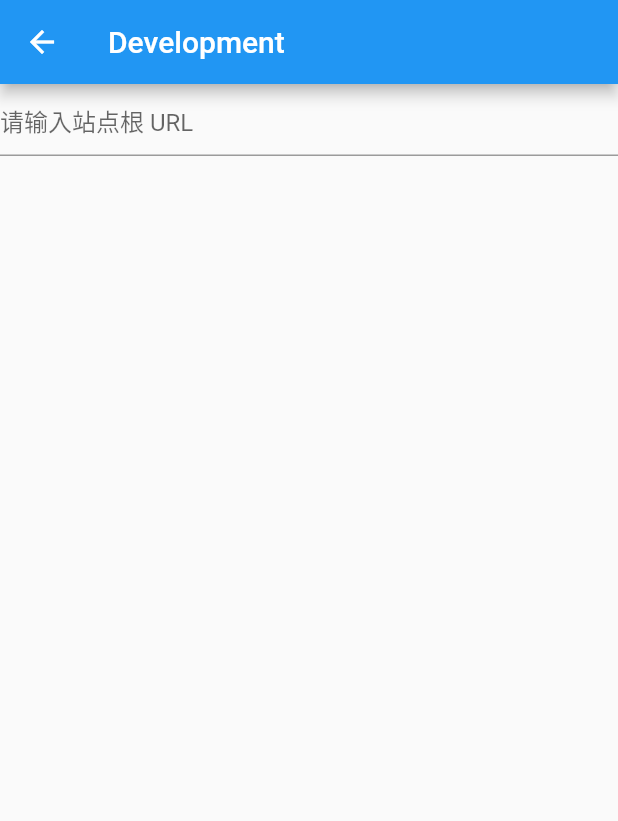
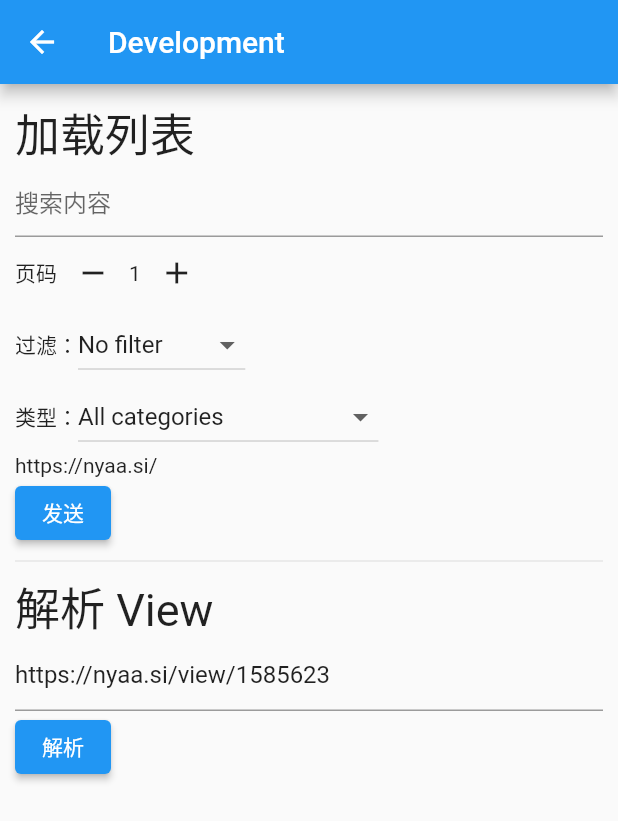
Before and after one commit to flunyaa/flunyaa, a Flutter app: the DevelopmentPage screen opened directly, on a phone screen of 412 x 824 dp. Shown: the top 821 px of the screen. Run offline on Flutter 3.47's test engine with Material 2 defaults, Android fonts, the phone set to English and light mode, and no system bars; our stand-ins replace objectbox; missing offline and left inert: flutter_socks_proxy; generated files the repository leaves out were written again.

Commit message:
feat: 更新开发者选项页面

```diff
--- a/lib/pages/development.dart
+++ b/lib/pages/development.dart
@@ -1,7 +1,10 @@
-import 'dart:convert';
-
+import 'package:flunyaa/nyaa/search_url.dart';
+import 'package:flunyaa/utils/client.dart';
+import 'package:flunyaa/utils/enums.dart';
+import 'package:flunyaa/utils/parsers/search_result.dart';
+import 'package:flunyaa/utils/parsers/view_detail.dart';
+import 'package:flutter/foundation.dart';
 import 'package:flutter/material.dart';
-import 'package:flutter/services.dart';
 
 class DevelopmentPage extends StatefulWidget {
   const DevelopmentPage({super.key});
@@ -12,33 +15,178 @@ class DevelopmentPage extends StatefulWidget {
 
 class _DevelopmentPageState extends State<DevelopmentPage> {
   final _formKey = GlobalKey<FormState>();
+  final query = TextEditingController();
+  SearchFilter filter = SearchFilter.noFilter;
+  SearchCategory category = SearchCategory.all;
+  int page = 1;
+  String urlString = SearchURLBuilder().toString();
+  // View
+  final viewUrl = TextEditingController(text: 'https://nyaa.si/view/1585623');
+
+  void update() {
+    final v = query.value.text;
+    urlString = SearchURLBuilder.query(v)
+        .setPage(page)
+        .setFilter(filter)
+        .setCategory(category)
+        .toString();
+    setState(() {});
+  }
+
+  void addPage(int p) {
+    if (page + p > 0) {
+      page += p;
+      update();
+    }
+  }
+
+  Future<void> sendRequest() async {
+    final url = SearchURLBuilder.query(query.value.text)
+        .setPage(page)
+        .setFilter(filter)
+        .setCategory(category)
+        .toUri();
+    final html = await NyaaClient.get(url);
+    final result = SearchPageParser.parseSearchResults(html);
+    // for (final r in result) {
+    if (kDebugMode) {
+      print(result[0]);
+    }
+    // }
+  }
+
+  Future<void> sendDetailRequest() async {
+    final res = await NyaaClient.get(Uri.parse(viewUrl.text));
+    final result = ViewDetailParser.parseViewDetail(res);
+    if (kDebugMode) {
+      print(result);
+    }
+  }
+
   @override
   Widget build(BuildContext context) {
     return Scaffold(
-        appBar: AppBar(
-          title: const Text('Development'),
-        ),
-        body: Column(
+      appBar: AppBar(
+        title: const Text('Development'),
+      ),
+      body: Padding(
+        padding: const EdgeInsets.all(10),
+        child: Column(
+          crossAxisAlignment: CrossAxisAlignment.start,
           children: [
+            const Text(
+              '加载列表',
+              style: TextStyle(
+                fontSize: 30,
+              ),
+            ),
             Form(
               key: _formKey,
               child: Column(
                 children: [
                   TextFormField(
+                    controller: query,
                     decoration: const InputDecoration(
-                      hintText: '请输入站点根 URL',
+                      hintText: '搜索内容',
                     ),
-                    validator: (value) {
-                      if (value == null || value.isEmpty) {
-                        return 'Please enter some text';
-                      }
-                      return null;
+                    onEditingComplete: () {
+                      _formKey.currentState?.save();
+                    },
+                    onSaved: (newValue) {
+                      update();
                     },
                   ),
                 ],
               ),
-            )
+            ),
+            Row(
+              children: [
+                const Text('页码'),
+                IconButton(
+                  icon: const Icon(Icons.remove),
+                  onPressed: () {
+                    addPage(-1);
+                  },
+                ),
+                Text(page.toString()),
+                IconButton(
+                  icon: const Icon(Icons.add),
+                  onPressed: () {
+                    addPage(1);
+                  },
+                ),
+              ],
+            ),
+            Row(
+              children: [
+                const Text('过滤：'),
+                DropdownButton(
+                  value: filter,
+                  items: SearchFilter.values
+                      .map((e) =>
+                          DropdownMenuItem(value: e, child: Text(e.title)))
+                      .toList(),
+                  onChanged: (value) {
+                    filter = value!;
+                    update();
+                  },
+                )
+              ],
+            ),
+            Row(
+              children: [
+                const Text('类型：'),
+                DropdownButton(
+                  value: category,
+                  items: SearchCategory.values
+                      .map((e) =>
+                          DropdownMenuItem(value: e, child: Text(e.title)))
+                      .toList(),
+                  onChanged: (value) {
+                    category = value!;
+                    update();
+                  },
+                )
+              ],
+            ),
+            Text(
+              urlString,
+              maxLines: 5,
+              textAlign: TextAlign.start,
+              style: const TextStyle(
+                overflow: TextOverflow.fade,
+              ),
+            ),
+            Row(
+              children: [
+                ElevatedButton(
+                  onPressed: sendRequest,
+                  child: const Text('发送'),
+                ),
+              ],
+            ),
+            const Divider(),
+            // 解析 View
+            const Text(
+              '解析 View',
+              style: TextStyle(
+                fontSize: 30,
+              ),
+            ),
+            TextField(
+              controller: viewUrl,
+            ),
+            Row(
+              children: [
+                ElevatedButton(
+                  onPressed: sendDetailRequest,
+                  child: const Text('解析'),
+                ),
+              ],
+            ),
           ],
-        ));
+        ),
+      ),
+    );
   }
 }
```
